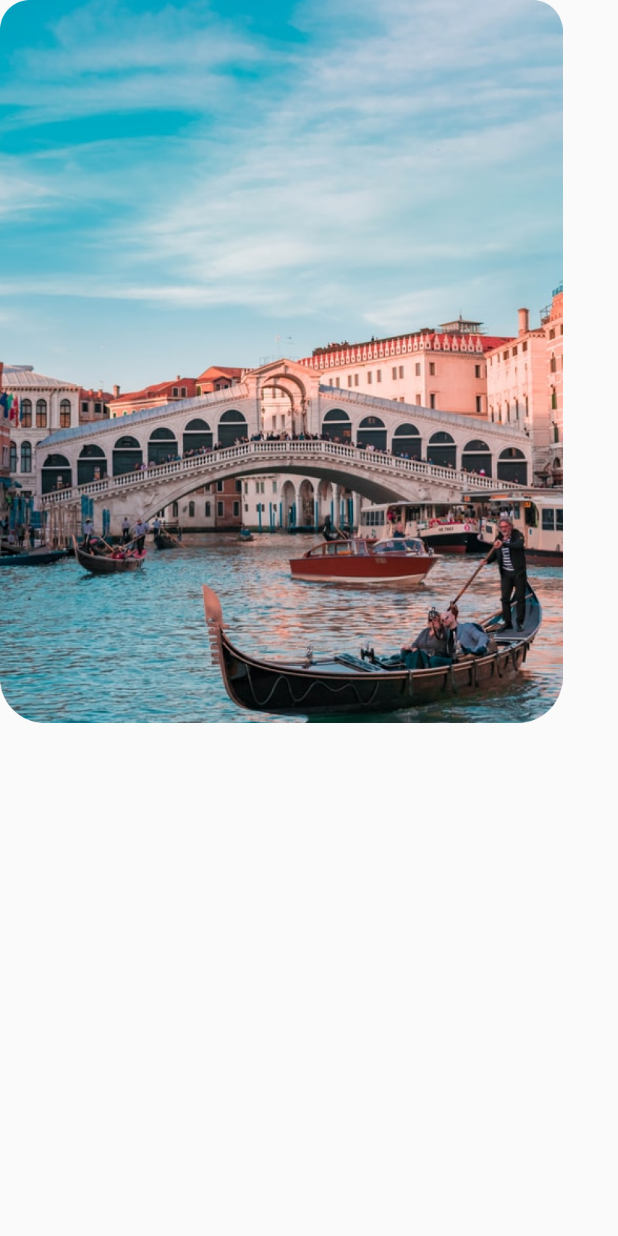
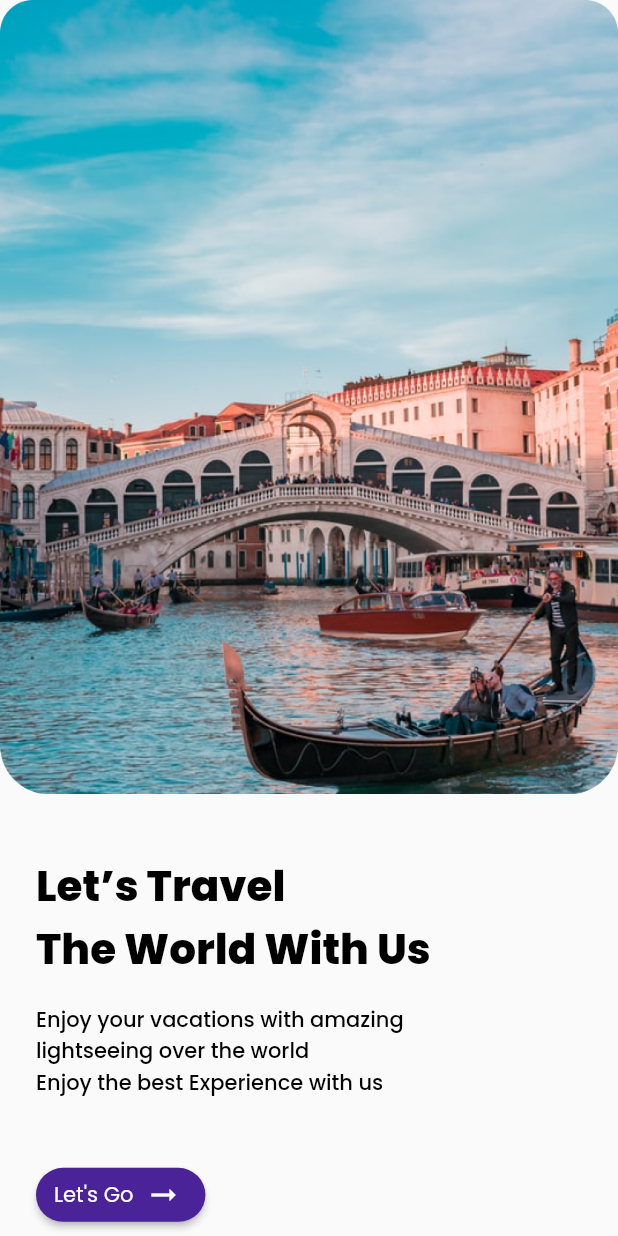
Before and after one commit to RaveNewt/TravelApp_flutter, a Flutter app: the screen it shows after launch, on a phone screen of 412 x 824 dp. Run offline on Flutter 3.47's test engine with Material 2 defaults, Android fonts, the phone set to English and light mode, and no system bars; our stand-ins replace google_fonts.

Commit message:
Create Started Page

```diff
--- a/lib/shared/theme.dart
+++ b/lib/shared/theme.dart
@@ -1,9 +1,9 @@
-import'package:flutter/material.dart';
-import'package:google_fonts/google_fonts.dart';
+import 'package:flutter/material.dart';
+import 'package:google_fonts/google_fonts.dart';
 
 Color primaryColor = Color(0xff492397);
 Color blackColor = Color(0xff000000);
-Color greyColor = Color(0xff9DA8B9);
+Color greyColor = Color.fromARGB(180, 0, 0, 0);
 Color whiteColor = Color(0xffFFFFFF);
 Color redColor = Color(0xffFF217E);
 Color bgColor = Color(0xffFAFAFA);
@@ -19,9 +19,12 @@ TextStyle textWhite = GoogleFonts.poppins(
 TextStyle textPurple = GoogleFonts.poppins(
   color: primaryColor,
 );
-
+TextStyle textGrey = GoogleFonts.poppins(
+  color: greyColor,
+);
 
 FontWeight regular = FontWeight.w400;
 FontWeight medium = FontWeight.w500;
 FontWeight semiBold = FontWeight.w600;
 FontWeight bold = FontWeight.w700;
+FontWeight boldbold = FontWeight.w800;
--- a/lib/ui/pages/started_page.dart
+++ b/lib/ui/pages/started_page.dart
@@ -7,21 +7,65 @@ class started_Page extends StatelessWidget {
   @override
   Widget build(BuildContext context) {
     return Scaffold(
-      body: Stack(
-        children: [
-          Container(
-            width: 375,
-            height: 482,
-            decoration: BoxDecoration(
-              image: DecorationImage(
-                image: AssetImage(
-                  'assets/bg-1.png',
-                ),
+        body: Column(
+      crossAxisAlignment: CrossAxisAlignment.start,
+      children: [
+        Image.asset(
+          'assets/bg-1.png',
+        ),
+        SizedBox(
+          height: 40,
+        ),
+        Padding(
+          padding: const EdgeInsets.only(left: 24.0),
+          child: Text(
+            'Let’s Travel \nThe World With Us',
+            style: textBlack.copyWith(
+              fontSize: 28,
+              fontWeight: boldbold,
+            ),
+          ),
+        ),
+        SizedBox(
+          height: 16,
+        ),
+        Padding(
+          padding: const EdgeInsets.only(left: 24.0),
+          child: Text(
+            'Enjoy your vacations with amazing\nlightseeing over the world\nEnjoy the best Experience with us ',
+            style: textBlack.copyWith(
+              fontSize: 14,
+              fontWeight: medium,
+            ),
+          ),
+        ),
+        SizedBox(
+          height: 40,
+        ),
+        Padding(
+          padding: const EdgeInsets.only(left: 24.0),
+          child: ElevatedButton.icon(
+            onPressed: () {},
+            label: Icon(
+              Icons.arrow_right_alt,
+              color: whiteColor,
+            ),
+            icon: Text(
+              'Let\'s Go',
+              style: textWhite.copyWith(
+                fontSize: 14,
+                fontWeight: regular,
+              ),
+            ),
+            style: TextButton.styleFrom(
+              backgroundColor: primaryColor,
+              shape: RoundedRectangleBorder(
+                borderRadius: BorderRadius.circular(20),
               ),
             ),
           ),
-        ]
-     )
-    );
+        ),
+      ],
+    ));
   }
 }
```
Also changed, not shown: assets/right-arrow.png (added).
